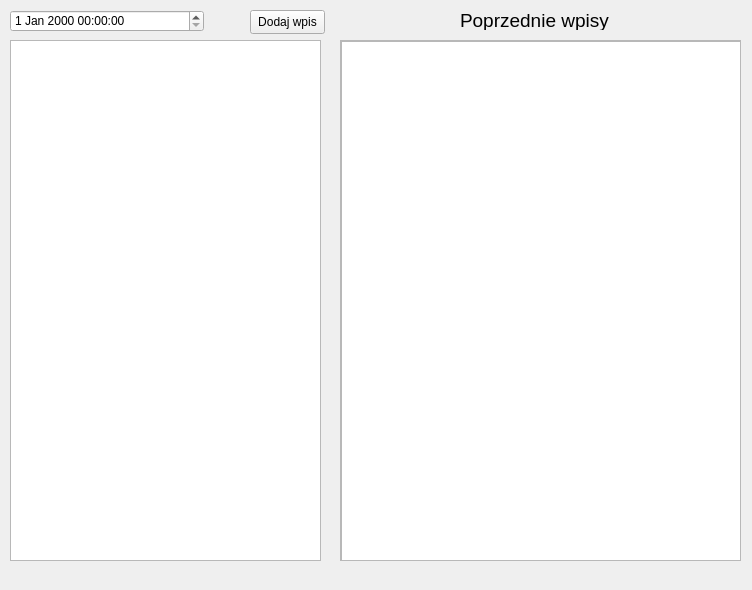
Qt form Pamietnik2/pamietnik.ui (Lacquerri/QT-zad) before a commit.
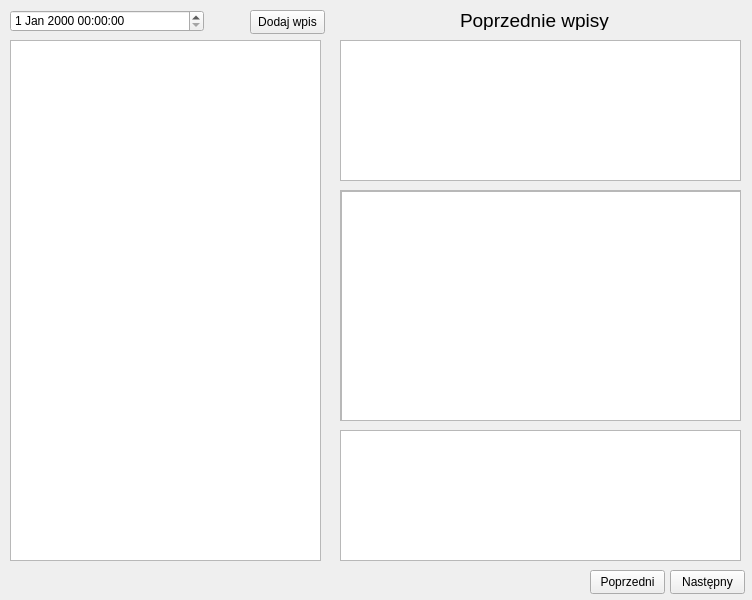
The same form after that commit.

What changed in the file:
```diff
--- a/Pamietnik2/pamietnik.ui
+++ b/Pamietnik2/pamietnik.ui
@@ -7,19 +7,19 @@
     <x>0</x>
     <y>0</y>
     <width>752</width>
-    <height>590</height>
+    <height>600</height>
    </rect>
   </property>
   <property name="minimumSize">
    <size>
     <width>752</width>
-    <height>590</height>
+    <height>600</height>
    </size>
   </property>
   <property name="maximumSize">
    <size>
     <width>752</width>
-    <height>590</height>
+    <height>600</height>
    </size>
   </property>
   <property name="windowTitle">
@@ -52,9 +52,9 @@
    <property name="geometry">
     <rect>
      <x>340</x>
-     <y>40</y>
+     <y>190</y>
      <width>401</width>
-     <height>521</height>
+     <height>231</height>
     </rect>
    </property>
    <property name="widgetResizable">
@@ -66,7 +66,7 @@
       <x>0</x>
       <y>0</y>
       <width>399</width>
-      <height>519</height>
+      <height>229</height>
      </rect>
     </property>
     <widget class="QTextEdit" name="textEdit_2">
@@ -75,7 +75,7 @@
        <x>0</x>
        <y>0</y>
        <width>401</width>
-       <height>521</height>
+       <height>231</height>
       </rect>
      </property>
     </widget>
@@ -132,6 +132,52 @@
     </rect>
    </property>
   </widget>
+  <widget class="QTextEdit" name="textEdit_3">
+   <property name="geometry">
+    <rect>
+     <x>340</x>
+     <y>40</y>
+     <width>401</width>
+     <height>141</height>
+    </rect>
+   </property>
+  </widget>
+  <widget class="QTextEdit" name="textEdit_4">
+   <property name="geometry">
+    <rect>
+     <x>340</x>
+     <y>430</y>
+     <width>401</width>
+     <height>131</height>
+    </rect>
+   </property>
+  </widget>
+  <widget class="QPushButton" name="nextButton">
+   <property name="geometry">
+    <rect>
+     <x>670</x>
+     <y>570</y>
+     <width>75</width>
+     <height>24</height>
+    </rect>
+   </property>
+   <property name="text">
+    <string>Następny</string>
+   </property>
+  </widget>
+  <widget class="QPushButton" name="prevButton">
+   <property name="geometry">
+    <rect>
+     <x>590</x>
+     <y>570</y>
+     <width>75</width>
+     <height>24</height>
+    </rect>
+   </property>
+   <property name="text">
+    <string>Poprzedni</string>
+   </property>
+  </widget>
  </widget>
  <resources/>
  <connections/>
```
